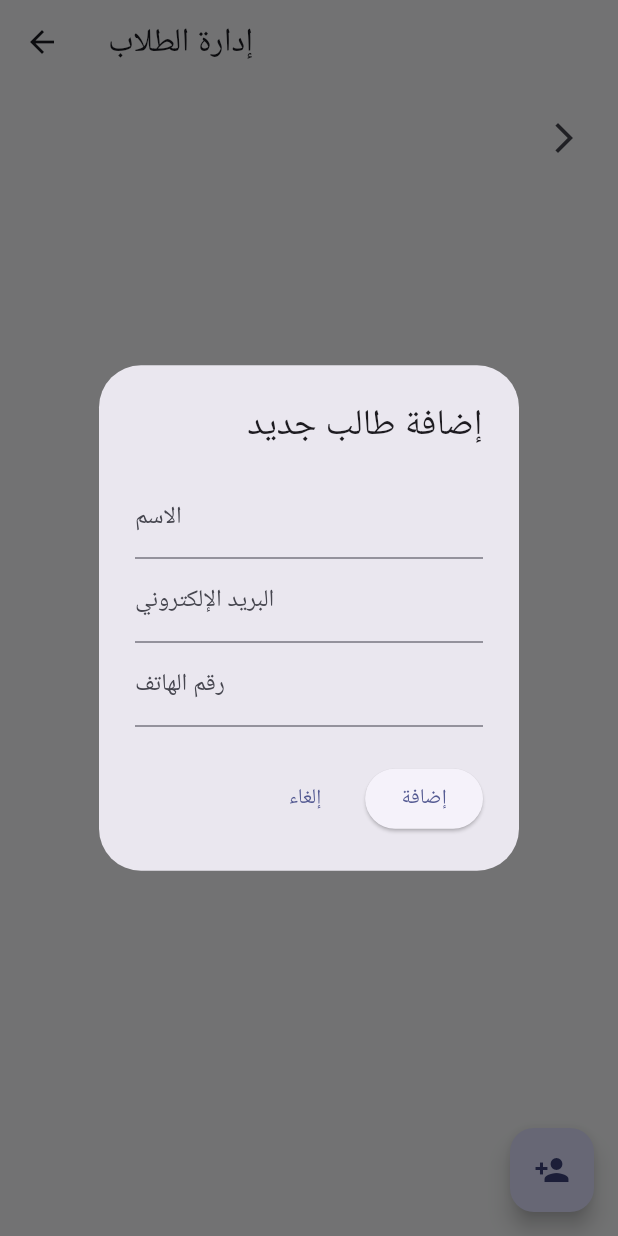
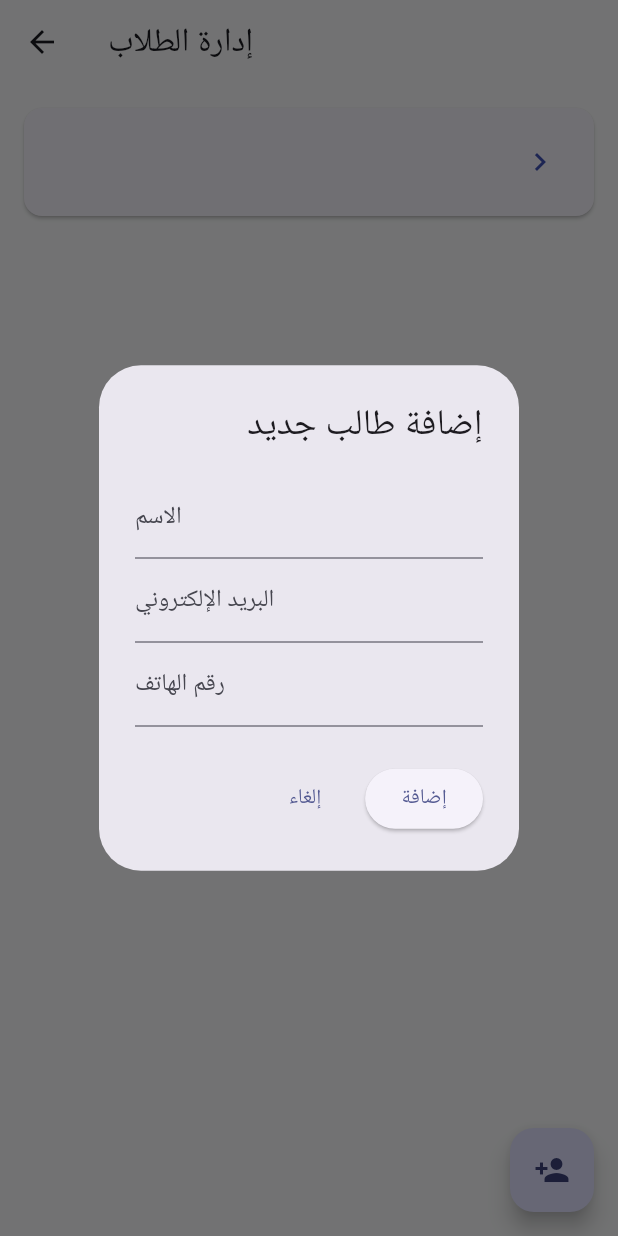
Before and after one commit to Mahmoudelsisy/Learning-Center, a Flutter app: the StudentManagement screen opened directly, after a tap on the "person add" icon, on a phone screen of 412 x 824 dp. Run offline on Flutter 3.47's test engine with Material 3 defaults, Android fonts, the phone set to English and light mode, and no system bars; our stand-ins replace firebase_auth, firebase_core, firebase_database, firebase_messaging, fl_chart, flutter_animate and 5 more; accounts and stored records are empty; Roboto replaces fonts that are missing (Alexandria).

```diff
--- a/lib/screens/admin/student_management.dart
+++ b/lib/screens/admin/student_management.dart
@@ -81,13 +81,17 @@ class StudentManagement extends StatelessWidget {
                 .toList();
 
             return ListView.builder(
+              padding: const EdgeInsets.all(16),
               itemCount: students.length,
               itemBuilder: (context, index) {
                 final student = students[index];
-                return ListTile(
-                  title: Text(student.name),
+                return Card(
+                  margin: const EdgeInsets.only(bottom: 12),
+                  shape: RoundedRectangleBorder(borderRadius: BorderRadius.circular(12)),
+                  child: ListTile(
+                    title: Text(student.name, style: const TextStyle(fontWeight: FontWeight.bold)),
                     subtitle: Text(student.phone),
-                  trailing: const Icon(Icons.arrow_forward_ios),
+                    trailing: const Icon(Icons.chevron_right, color: Colors.indigo),
                     onTap: () {
                       Navigator.push(
                         context,
@@ -96,6 +100,7 @@ class StudentManagement extends StatelessWidget {
                         ),
                       );
                     },
+                  ),
                 );
               },
             );
```
Also changed, not shown: lib/screens/admin/attendance_screen.dart (+7 -2 lines), lib/screens/admin/group_management_screen.dart (+9 -4 lines), lib/screens/admin/student_detail_screen.dart (+66 -0 lines), lib/screens/admin/subject_management_screen.dart (+8 -3 lines). Lines whose indentation alone changed are shown as unchanged.
